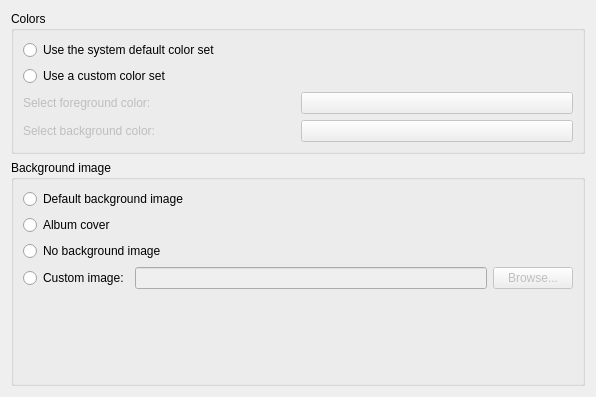
Above: src/ui/appearancesettingspage.ui from clementine-player/Clementine before the change. Below: the same form after it.
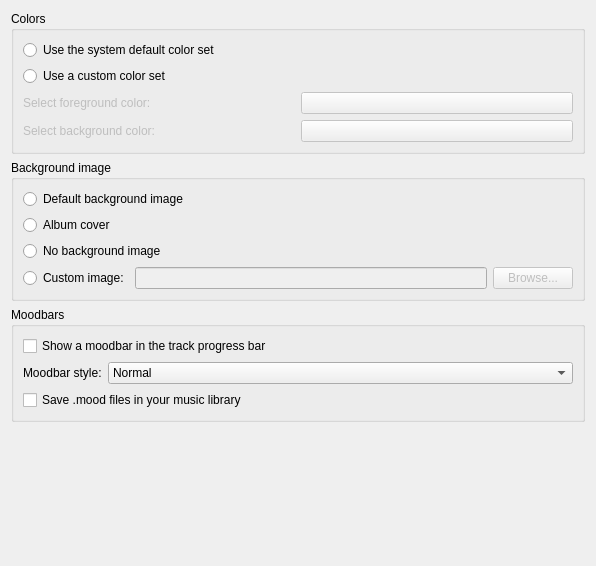
That is the form after the change.

Commit message: Add moodbar settings to the settings dialog

Patch:
```diff
--- a/src/ui/appearancesettingspage.ui
+++ b/src/ui/appearancesettingspage.ui
@@ -7,7 +7,7 @@
     <x>0</x>
     <y>0</y>
     <width>596</width>
-    <height>397</height>
+    <height>566</height>
    </rect>
   </property>
   <property name="windowTitle">
@@ -155,22 +155,81 @@
         </item>
        </layout>
       </item>
-      <item>
-       <spacer name="verticalSpacer">
-        <property name="orientation">
-         <enum>Qt::Vertical</enum>
+     </layout>
+    </widget>
+   </item>
+   <item>
+    <widget class="QGroupBox" name="moodbar_group">
+     <property name="title">
+      <string>Moodbars</string>
+     </property>
+     <layout class="QFormLayout" name="formLayout">
+      <item row="0" column="0" colspan="2">
+       <widget class="QCheckBox" name="moodbar_show">
+        <property name="text">
+         <string>Show a moodbar in the track progress bar</string>
         </property>
-        <property name="sizeHint" stdset="0">
-         <size>
-          <width>20</width>
-          <height>40</height>
-         </size>
+       </widget>
+      </item>
+      <item row="1" column="0">
+       <widget class="QLabel" name="label">
+        <property name="text">
+         <string>Moodbar style:</string>
         </property>
-       </spacer>
+       </widget>
       </item>
+      <item row="1" column="1">
+       <widget class="QComboBox" name="moodbar_style">
+        <item>
+         <property name="text">
+          <string>Normal</string>
+         </property>
+        </item>
+        <item>
+         <property name="text">
+          <string>Angry</string>
+         </property>
+        </item>
+        <item>
+         <property name="text">
+          <string>Frozen</string>
+         </property>
+        </item>
+        <item>
+         <property name="text">
+          <string>Happy</string>
+         </property>
+        </item>
+        <item>
+         <property name="text">
+          <string>System colors</string>
+         </property>
+        </item>
+       </widget>
+      </item>
+      <item row="2" column="0" colspan="2">
+       <widget class="QCheckBox" name="moodbar_save">
+        <property name="text">
+         <string>Save .mood files in your music library</string>
+        </property>
+       </widget>
+      </item>
      </layout>
     </widget>
    </item>
+   <item>
+    <spacer name="verticalSpacer">
+     <property name="orientation">
+      <enum>Qt::Vertical</enum>
+     </property>
+     <property name="sizeHint" stdset="0">
+      <size>
+       <width>20</width>
+       <height>40</height>
+      </size>
+     </property>
+    </spacer>
+   </item>
   </layout>
  </widget>
  <resources/>
```
Left out of the diff: 2 changed lines with no effect on the pictures. The commit also changes 16 other files.
